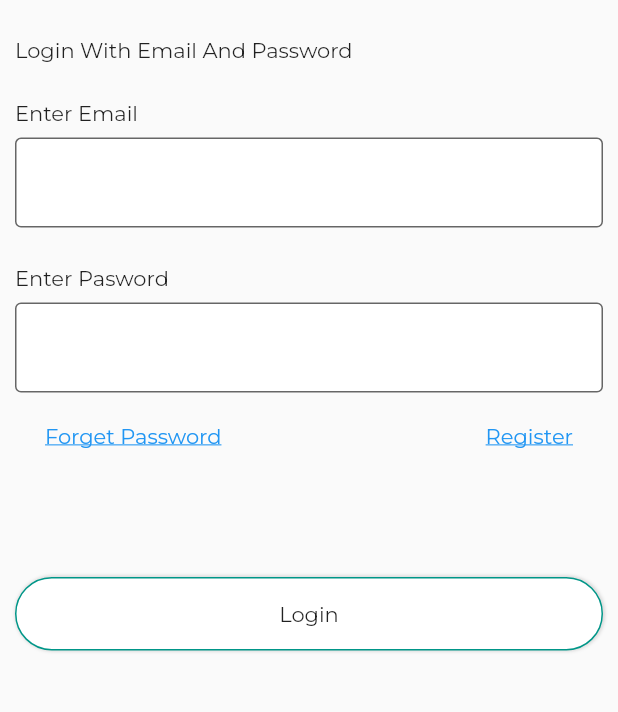
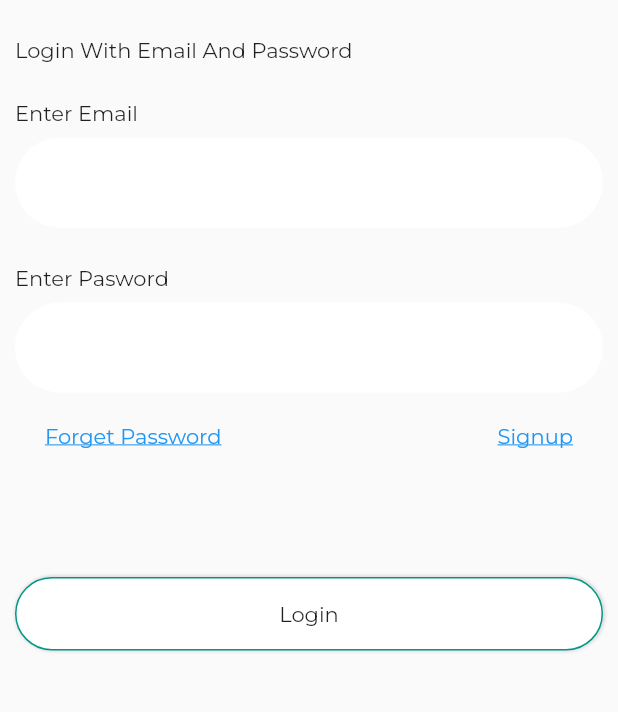
Before and after one commit to dannijanni604/first_platoon_app, a Flutter app: the screen it shows after launch, after a tap on the "arrow right alt" icon, on a phone screen of 412 x 824 dp, the part 157-869 px from its top. Run offline on Flutter 3.47's test engine with Material 2 defaults, Android fonts, the phone set to English and light mode, and no system bars; our stand-ins replace cached_network_image, cloud_firestore, dio, file_picker, firebase_auth, firebase_core and 8 more; missing offline and left inert: flutter_file_view; accounts and stored records are empty; project files that could hold a hidden picture were left out.

Commit message:
11-18-2022

```diff
--- a/lib/main.dart
+++ b/lib/main.dart
@@ -28,17 +28,21 @@ class FirtsPlatoon extends StatelessWidget {
         fontFamily: "montserrat",
         // accentIconTheme: IconThemeData(size: 30),
 
-        iconTheme: IconThemeData(size: 30),
+        iconTheme: const IconThemeData(size: 30),
 
         // scaffoldBackgroundColor: Color(0xFFFCFBF4),
         appBarTheme: const AppBarTheme(
           backgroundColor: AppTheme.kprimaryColor,
           elevation: 0,
         ),
-        inputDecorationTheme: const InputDecorationTheme(
-            border: OutlineInputBorder(),
-            fillColor: Colors.white,
-            filled: true),
+        inputDecorationTheme: InputDecorationTheme(
+          border: OutlineInputBorder(
+            borderSide: BorderSide.none,
+            borderRadius: BorderRadius.circular(50),
+          ),
+          fillColor: Colors.white,
+          filled: true,
+        ),
       ),
       home: const SplashView(),
     );
--- a/lib/views/admin_view/admin_home_tabs.dart
+++ b/lib/views/admin_view/admin_home_tabs.dart
@@ -1,6 +1,7 @@
 import 'package:first_platoon/controllers/schedule_controller.dart';
 import 'package:first_platoon/core/app_navigator.dart';
 import 'package:first_platoon/core/functions.dart';
+import 'package:first_platoon/core/theme.dart';
 import 'package:first_platoon/views/admin_view/admin_add_new/add_admin_view.dart';
 import 'package:flutter/material.dart';
 import 'package:get/get.dart';
@@ -49,6 +50,7 @@ class _AdminHomeViewState extends State<AdminHomeView> {
           ],
         ),
         floatingActionButton: FloatingActionButton(
+          backgroundColor: AppTheme.primaryColor,
           onPressed: () async {
             appNavPush(context, const AdminAddNew());
           },
--- a/lib/views/auth_views/admin_login_view.dart
+++ b/lib/views/auth_views/admin_login_view.dart
@@ -43,7 +43,7 @@ class AdminLoginView extends StatelessWidget {
                   child: Column(
                     crossAxisAlignment: CrossAxisAlignment.start,
                     children: [
-                      Text("Enter Email"),
+                      const Text("Enter Email"),
                       SizedBox(height: Get.size.height * 0.01),
                       TextFormField(
                         controller: ctrl.adminEmailController,
@@ -52,10 +52,11 @@ class AdminLoginView extends StatelessWidget {
                         },
                       ),
                       SizedBox(height: Get.size.height * 0.03),
-                      Text("Enter Pasword"),
+                      const Text("Enter Pasword"),
                       SizedBox(height: Get.size.height * 0.01),
                       TextFormField(
                         controller: ctrl.adminPasswordController,
+                        obscureText: true,
                         validator: (val) {
                           if (val == null || val.isEmpty) {
                             return "Enter Code To Login";
@@ -86,13 +87,14 @@ class AdminLoginView extends StatelessWidget {
                           ),
                           GestureDetector(
                             onTap: () {
-                              appNavPush(context, const AdminSignUpView());
+                              appNavPush(
+                                  context, const AdminSignUpView());
                             },
                             child: const Padding(
                               padding: EdgeInsets.symmetric(
                                   vertical: 20, horizontal: 20),
                               child: Text(
-                                "Register",
+                                "Signup",
                                 style: TextStyle(
                                   color: Colors.blue,
                                   decoration: TextDecoration.underline,
--- a/lib/views/auth_views/auth_options_view.dart
+++ b/lib/views/auth_views/auth_options_view.dart
@@ -14,15 +14,17 @@ class AuthOptionsView extends StatelessWidget {
   Widget build(BuildContext context) {
     final ctrl = Get.put(AuthController());
     return Scaffold(
-      body: Padding(
+      body: SingleChildScrollView(
+        child: Padding(
           padding: EdgeInsets.symmetric(
-            vertical: Get.size.height * 0.1, horizontal: Get.size.width * 0.05),
+              vertical: Get.size.height * 0.1,
+              horizontal: Get.size.width * 0.05),
           child: Column(
             mainAxisAlignment: MainAxisAlignment.start,
             children: [
               Text(
                 "First Platoon",
-              style: Theme.of(context).textTheme.headline2!.copyWith(
+                style: Theme.of(context).textTheme.headline3!.copyWith(
                       color: Colors.black,
                       fontWeight: FontWeight.w100,
                     ),
@@ -36,7 +38,8 @@ class AuthOptionsView extends StatelessWidget {
               SizedBox(
                 width: Get.size.width / 1.05,
                 child: kAppButton(
-                padding: EdgeInsets.only(left: 30, top: 2, bottom: 2, right: 2),
+                  padding:
+                      EdgeInsets.only(left: 30, top: 2, bottom: 2, right: 2),
                   child: Row(
                     mainAxisAlignment: MainAxisAlignment.spaceBetween,
                     children: [
@@ -71,7 +74,8 @@ class AuthOptionsView extends StatelessWidget {
               SizedBox(
                 width: Get.size.width / 1.05,
                 child: kAppButton(
-                padding: EdgeInsets.only(left: 30, top: 2, bottom: 2, right: 2),
+                  padding:
+                      EdgeInsets.only(left: 30, top: 2, bottom: 2, right: 2),
                   color: AppTheme.kblueColor,
                   child: Row(
                     mainAxisAlignment: MainAxisAlignment.spaceBetween,
@@ -105,6 +109,7 @@ class AuthOptionsView extends StatelessWidget {
             ],
           ),
         ),
+      ),
     );
   }
 }
--- a/pubspec.yaml
+++ b/pubspec.yaml
@@ -59,11 +59,11 @@ dependencies:
   flutter_file_view: ^2.1.2
   google_sign_in: ^5.4.2
   flutter_spinkit: ^5.1.0
+  intl: ^0.17.0
 
 dev_dependencies:
   flutter_test:
     sdk: flutter
-  intl: ^0.17.0
 
   # The "flutter_lints" package below contains a set of recommended lints to
   # encourage good coding practices. The lint set provided by the package is
```
Also changed, not shown: lib/core/components/app_tile.dart (+10 -8 lines), lib/core/functions.dart (+12 -0 lines), lib/models/metting_model.dart (+8 -2 lines), lib/views/admin_view/admin_hitlist_view.dart (+11 -23 lines), lib/views/admin_view/admin_manage/admin_manage_history_view.dart (+10 -11 lines), lib/views/admin_view/admin_schedule_view.dart (+11 -4 lines), lib/views/auth_views/admin_signup_view.dart (+0 -9 lines), pubspec.lock. Lines whose indentation alone changed are shown as unchanged.
